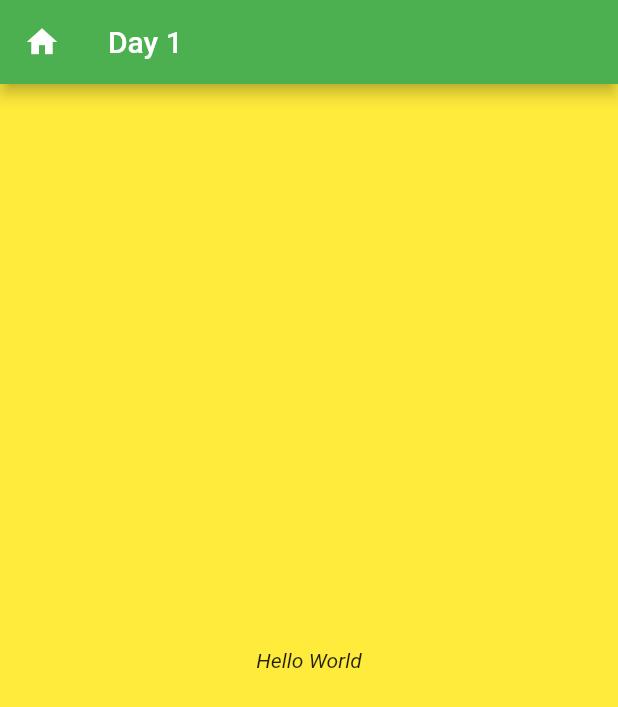
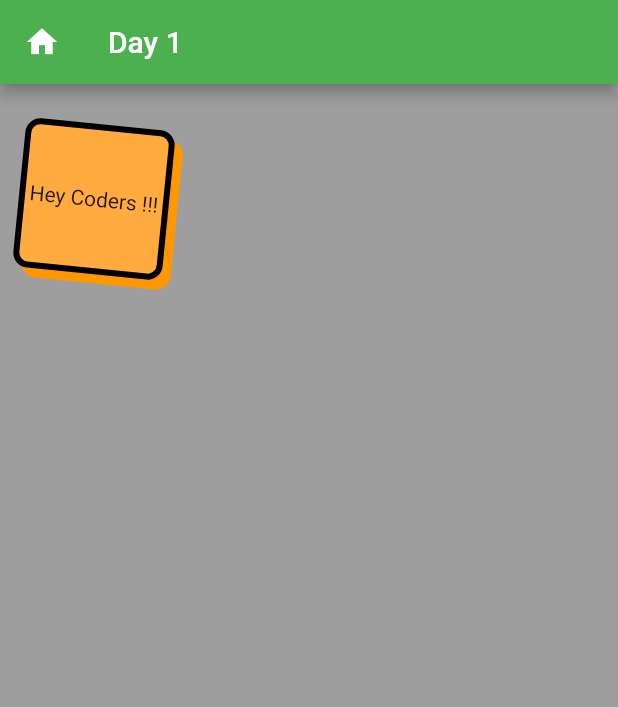
Before and after one commit to sumit001007/one_of_thirty_days_2, a Flutter app: the screen it shows after launch, on a phone screen of 412 x 824 dp. Shown: the top 707 px of the screen. Run offline on Flutter 3.47's test engine with Material 2 defaults, Android fonts, the phone set to English and light mode, and no system bars.

Commit message:
after transform

```diff
--- a/lib/main.dart
+++ b/lib/main.dart
@@ -14,19 +14,31 @@ class MyApp extends StatelessWidget {
       debugShowCheckedModeBanner: false,
       title: 'App 1',
       home: Scaffold(
-        backgroundColor: Colors.yellow,
+        backgroundColor: Colors.grey,
         appBar: AppBar(
           title: Text('Day 1'),
           centerTitle: false,
           leading: Icon(Icons.home),
           backgroundColor: Colors.green,
         ),
-        body: Center(
-          child: Text(
-            'Hello World',
-            style: TextStyle(fontStyle: FontStyle.italic),
-          )
-       ,),
+        body: Container(
+              height: 100,
+              width: 100,
+              margin: EdgeInsets.all(20),
+              alignment: Alignment.center,
+              child: Text('Hey Coders !!!'),
+              decoration: BoxDecoration(
+                border: Border.all(width: 4,color: Colors.black),
+                borderRadius: BorderRadius.circular(10),
+                color: Colors.orangeAccent,
+                boxShadow: [
+                  BoxShadow(
+                    color: Colors.orange, offset: Offset(6.0,6.0),
+                  )
+                ]
+              ),
+              transform: Matrix4.rotationZ(0.1),
+        ),
       ),
     );
   }
--- a/lib/our_temp_code.txt
+++ b/lib/our_temp_code.txt
@@ -111,3 +111,11 @@ class _MyHomePageState extends State<MyHomePage> {
     );
   }
 }
+
+
+Center(
+          child: Text(
+            'Hello World',
+            style: TextStyle(fontStyle: FontStyle.italic),
+          )
+       ,)
```
